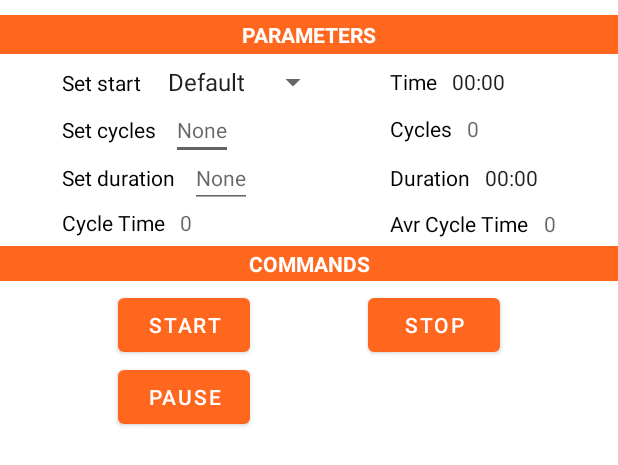
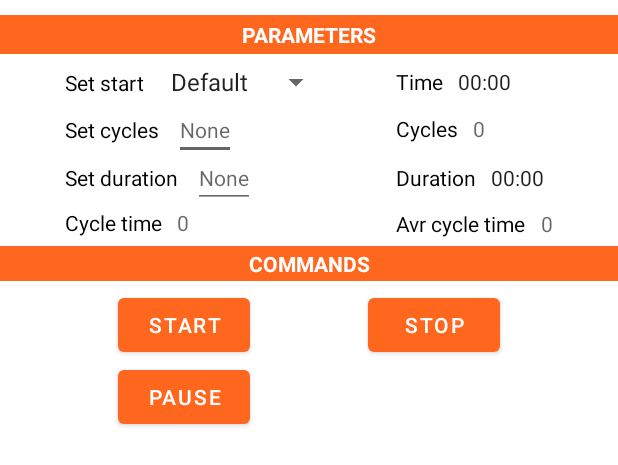
Before and after one commit to Anna-Surma/BEng-Thesis, an Android app: the layout fragment_auto.xml on its own in the app's theme, with its tools: preview values and no code run, on a phone screen of 412 x 824 dp. Shown: the top 465 px of the screen. Run offline under Robolectric (Android 15) with nearby library versions, the phone set to English and light mode, and no system bars; network calls fail.

Commit message:
Display cycle time and avr cycle time

```diff
--- a/app/src/main/res/layout/fragment_auto.xml
+++ b/app/src/main/res/layout/fragment_auto.xml
@@ -141,7 +141,7 @@
                             android:id="@+id/tvCycleTime"
                             android:layout_width="wrap_content"
                             android:layout_height="wrap_content"
-                            android:text="Cycle Time"
+                            android:text="@string/cycle_time"
                             android:textSize="@dimen/params_text_size"
                             android:textColor="@color/black" />
 
@@ -150,6 +150,7 @@
                             android:layout_width="wrap_content"
                             android:layout_height="wrap_content"
                             android:layout_marginStart="@dimen/params_margin_start"
+                            android:text="@{gripperViewModel.cyclesTime}"
                             android:hint="@string/_0_hint"/>
 
                     </LinearLayout>
@@ -248,7 +249,7 @@
                             android:id="@+id/tvAvrCycleTime"
                             android:layout_width="wrap_content"
                             android:layout_height="wrap_content"
-                            android:text="Avr Cycle Time"
+                            android:text="@string/avr_cycle_time"
                             android:textSize="@dimen/params_text_size"
                             android:textColor="@color/black" />
 
@@ -257,6 +258,7 @@
                             android:layout_width="wrap_content"
                             android:layout_height="wrap_content"
                             android:layout_marginStart="@dimen/params_margin_start"
+                            android:text="@{gripperViewModel.avrCyclesTime}"
                             android:hint="@string/_0_hint"/>
 
                     </LinearLayout>
--- a/app/src/main/res/values/strings.xml
+++ b/app/src/main/res/values/strings.xml
@@ -85,4 +85,6 @@
     <string name="step_time">Step time</string>
     <string name="unit_s">[s]</string>
     <string name="average_step_time">Average step time</string>
+    <string name="cycle_time">Cycle time</string>
+    <string name="avr_cycle_time">Avr cycle time</string>
 </resources>
```
Also changed, not shown: app/src/main/java/com/example/inzynierka_app/repository/GripperDataPullWorker.kt (+20 -0 lines), app/src/main/java/com/example/inzynierka_app/viewmodel/GripperViewModel.kt (+18 -0 lines).
